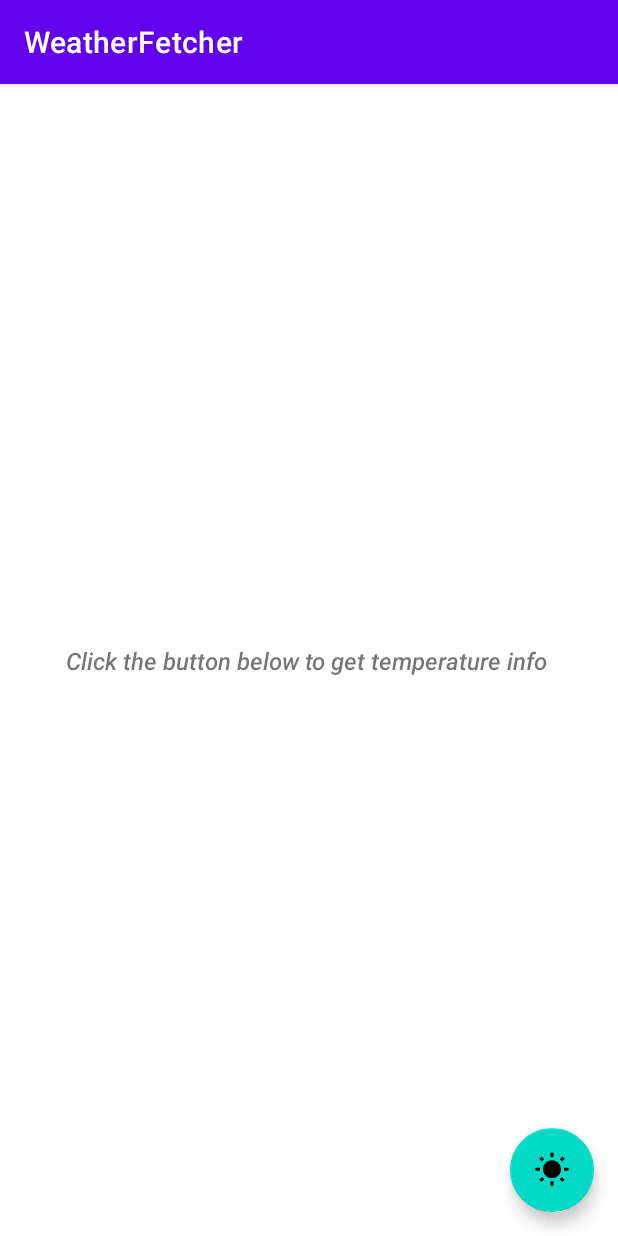
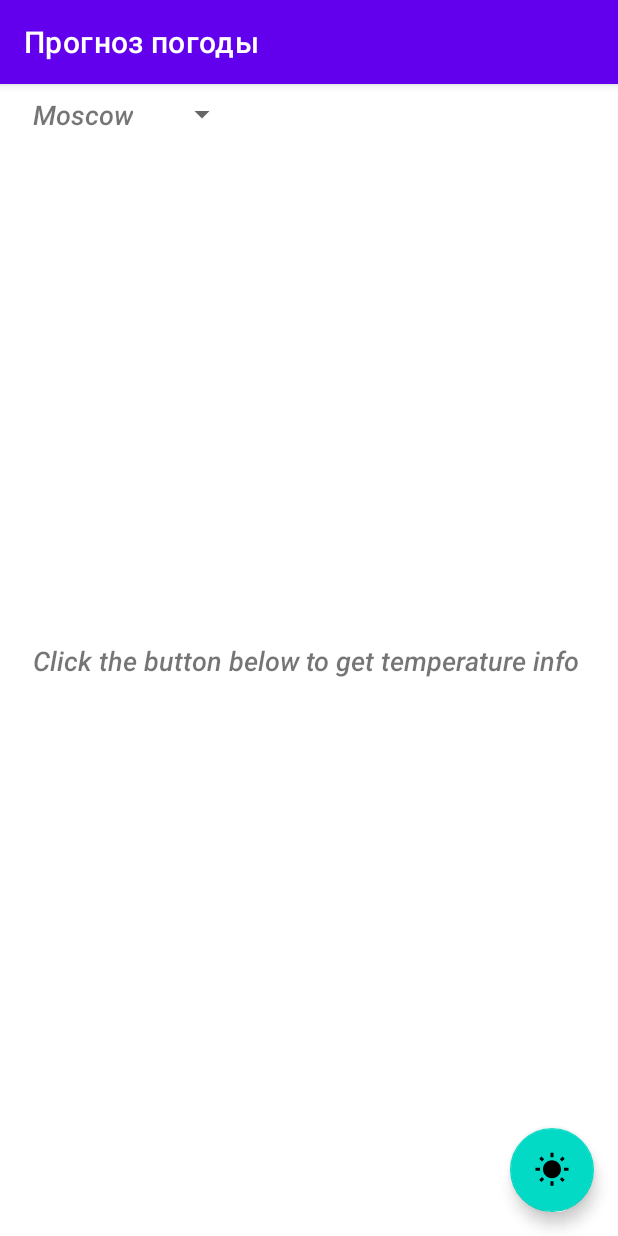
Before and after one commit to etoSkorp/WeatherFetcher, an Android app: the screen it shows after launch (MainActivity), on a phone screen of 412 x 824 dp. Run offline under Robolectric (Android 15) with nearby library versions, the phone set to English and light mode, and no system bars.

Commit message:
- Добавлен функционал выбора города для отображения погоды

```diff
--- a/app/src/main/AndroidManifest.xml
+++ b/app/src/main/AndroidManifest.xml
@@ -26,8 +26,6 @@
             </intent-filter>
         </activity>
 
-        <activity android:name=".WeatherActivity" />
-
     </application>
 
 </manifest>
--- a/app/src/main/java/com/example/weatherfetcher/MainActivity.kt
+++ b/app/src/main/java/com/example/weatherfetcher/MainActivity.kt
@@ -1,6 +1,10 @@
 package com.example.weatherfetcher
 
 import android.os.Bundle
+import android.view.View
+import android.widget.AdapterView
+import android.widget.ArrayAdapter
+import android.widget.Spinner
 import android.widget.TextView
 import androidx.appcompat.app.AppCompatActivity
 import com.example.weatherfetcher.feature.weather_screen.ui.UIEvent
@@ -15,15 +19,41 @@ class MainActivity : AppCompatActivity() {
     private val tvHello: TextView by lazy { findViewById(R.id.tvHello) }
     private val tvWind: TextView by lazy { findViewById(R.id.tvWind) }
     private val fabGetTemp: FloatingActionButton by lazy { findViewById(R.id.fabGetTemp) }
+    private val spinner: Spinner by lazy { findViewById(R.id.spinnerSelectCity) }
 
     override fun onCreate(savedInstanceState: Bundle?) {
         super.onCreate(savedInstanceState)
         setContentView(R.layout.activity_main)
 
+        ArrayAdapter.createFromResource(
+            this,
+            R.array.cityName,
+            R.layout.spinner_item
+        ).also { adapter ->
+            adapter.setDropDownViewResource(R.layout.spinner_item)
+            spinner.adapter = adapter
+        }
+
         viewModel.viewState.observe(this, ::render)
 
         fabGetTemp.setOnClickListener {
             viewModel.processUIEvent(UIEvent.OnButtonClicked)
+        }
+
+        spinner.onItemSelectedListener = object : AdapterView.OnItemSelectedListener {
+            override fun onItemSelected(
+                parent: AdapterView<*>?,
+                view: View?,
+                position: Int,
+                id: Long
+            ) {
+                val cityName: String = parent?.getItemAtPosition(position).toString()
+                viewModel.processUIEvent(UIEvent.OnCitySelected(cityName))
+            }
+
+            override fun onNothingSelected(parent: AdapterView<*>?) {
+            }
+
         }
     }
 
--- a/app/src/main/java/com/example/weatherfetcher/feature/weather_screen/data/WeatherApi.kt
+++ b/app/src/main/java/com/example/weatherfetcher/feature/weather_screen/data/WeatherApi.kt
@@ -10,7 +10,7 @@ interface WeatherApi {
 
     @GET("weather")
     suspend fun getWeather(
-        @Query("q") q: String,
+        @Query("q") city: String,
         @Query("appid") apiKey: String = API_KEY,
         @Query("units") units: String = UNITS
     ): WeatherRemoteModel
--- a/app/src/main/java/com/example/weatherfetcher/feature/weather_screen/data/WeatherRemoteSource.kt
+++ b/app/src/main/java/com/example/weatherfetcher/feature/weather_screen/data/WeatherRemoteSource.kt
@@ -4,7 +4,7 @@ import com.example.weatherfetcher.feature.weather_screen.data.model.WeatherRemot
 
 class WeatherRemoteSource(private val api: WeatherApi) {
 
-    suspend fun getWeather(): WeatherRemoteModel {
-        return api.getWeather(q = "Moscow")
+    suspend fun getWeather(cityName: String): WeatherRemoteModel {
+        return api.getWeather(city = cityName)
     }
 }
--- a/app/src/main/java/com/example/weatherfetcher/feature/weather_screen/data/WeatherRepo.kt
+++ b/app/src/main/java/com/example/weatherfetcher/feature/weather_screen/data/WeatherRepo.kt
@@ -1,7 +1,7 @@
 package com.example.weatherfetcher.feature.weather_screen.data
 
 interface WeatherRepo {
-    suspend fun getTemperature(): String
-    suspend fun getWindDeg(): String
-    suspend fun getWindSpeed(): String
+    suspend fun getTemperature(cityName: String): String
+    suspend fun getWindDeg(cityName: String): String
+    suspend fun getWindSpeed(cityName: String): String
 }
--- a/app/src/main/java/com/example/weatherfetcher/feature/weather_screen/ui/Contract.kt
+++ b/app/src/main/java/com/example/weatherfetcher/feature/weather_screen/ui/Contract.kt
@@ -8,9 +8,11 @@ data class ViewState(
     val windSpeed: String,
     val windDeg: String,
     val windSpeedInfo: String,
-    val windDegInfo: String
+    val windDegInfo: String,
+    val cityName: String
 )
 
 sealed class UIEvent : Event {
     object OnButtonClicked : UIEvent()
+    data class OnCitySelected(val cityName: String) : UIEvent()
 }
--- a/app/src/main/res/layout/activity_main.xml
+++ b/app/src/main/res/layout/activity_main.xml
@@ -7,12 +7,20 @@
 
     tools:context=".MainActivity">
 
+    <Spinner
+        android:id="@+id/spinnerSelectCity"
+        android:layout_width="wrap_content"
+        android:layout_height="wrap_content"
+        android:gravity="center"
+        app:layout_constraintStart_toStartOf="parent"
+        app:layout_constraintTop_toTopOf="parent" />
+
     <TextView
         android:id="@+id/tvHello"
         android:layout_width="wrap_content"
         android:layout_height="wrap_content"
         android:fontFamily="sans-serif-medium"
-        android:textSize="16sp"
+        android:textSize="18sp"
         android:textStyle="italic"
         app:layout_constraintBottom_toBottomOf="parent"
         app:layout_constraintEnd_toEndOf="parent"
@@ -25,7 +33,7 @@
         android:layout_height="wrap_content"
         android:fontFamily="sans-serif-medium"
         android:gravity="center"
-        android:textSize="16sp"
+        android:textSize="18sp"
         android:textStyle="italic"
         app:layout_constraintBottom_toBottomOf="parent"
         app:layout_constraintEnd_toEndOf="parent"
--- /dev/null
+++ b/app/src/main/res/layout/spinner_item.xml
@@ -0,0 +1,9 @@
+<?xml version="1.0" encoding="utf-8"?>
+<TextView xmlns:android="http://schemas.android.com/apk/res/android"
+    android:layout_width="match_parent"
+    android:layout_height="wrap_content"
+    android:fontFamily="sans-serif-medium"
+    android:gravity="center"
+    android:padding="8dp"
+    android:textSize="18sp"
+    android:textStyle="italic" />
--- a/app/src/main/res/values/strings.xml
+++ b/app/src/main/res/values/strings.xml
@@ -1,3 +1,10 @@
 <resources>
-    <string name="app_name">WeatherFetcher</string>
+    <string name="app_name">Прогноз погоды</string>
+    <string-array name="cityName">
+        <item>Moscow</item>
+        <item>Omsk</item>
+        <item>Volgograd</item>
+        <item>Novosibirsk</item>
+        <item>Krasnodar</item>
+    </string-array>
 </resources>
```
Also changed, not shown: app/src/main/java/com/example/weatherfetcher/feature/weather_screen/WeatherInteractor.kt (+6 -6 lines), app/src/main/java/com/example/weatherfetcher/feature/weather_screen/data/WeatherRepoImpl.kt (+6 -6 lines), app/src/main/java/com/example/weatherfetcher/feature/weather_screen/ui/WeatherViewModel.kt (+18 -11 lines).
